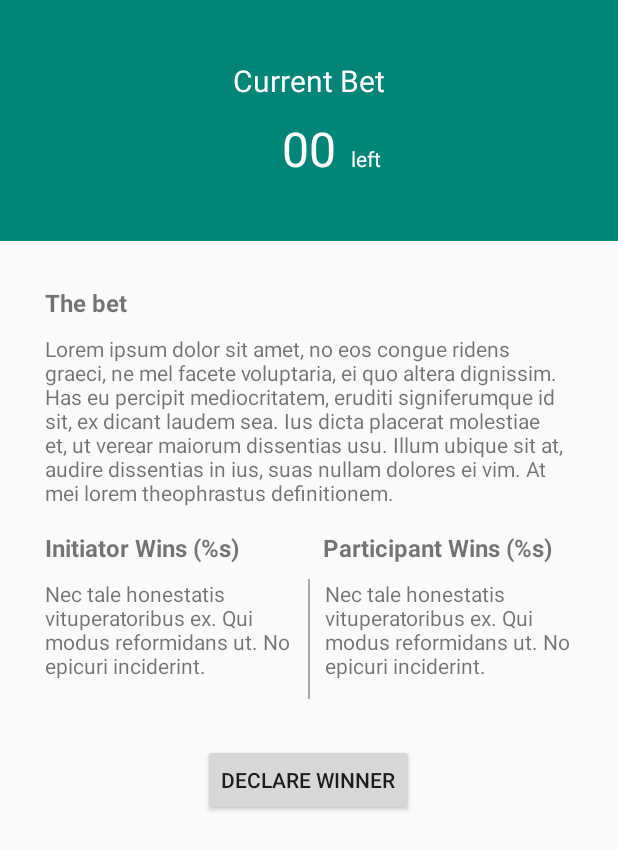
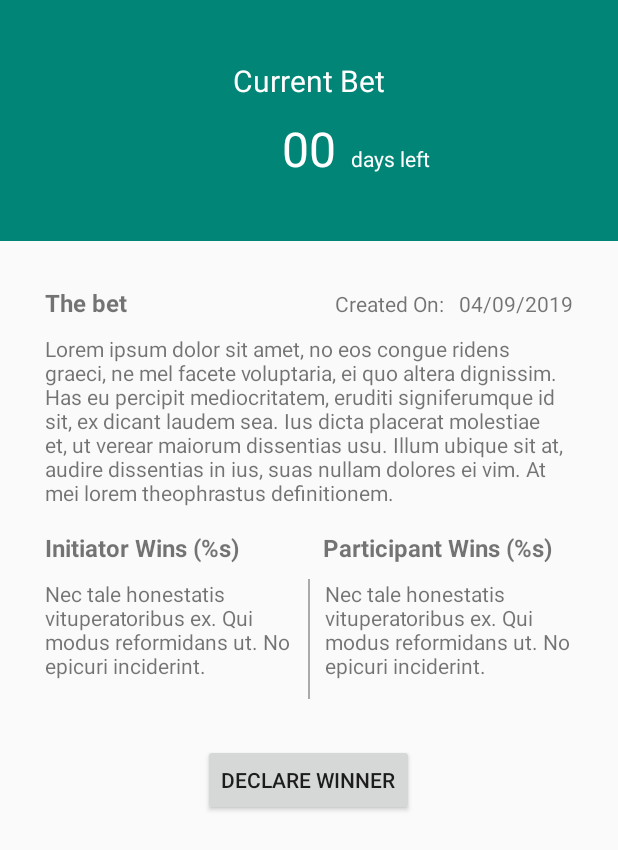
Before and after one commit to Jackwitwicky/couplebet, an Android app: the layout fragment_home.xml on its own in the app's theme, with its tools: preview values and no code run, on a phone screen of 412 x 824 dp. Shown: the top 850 px of the screen. Run offline under Robolectric (Android 15) with nearby library versions, the phone set to English and light mode, and no system bars.

Commit message:
configured the home screen to display the current bet details

```diff
--- a/app/src/main/java/com/jacknkiarie/couplebet/database/BetRepository.java
+++ b/app/src/main/java/com/jacknkiarie/couplebet/database/BetRepository.java
@@ -14,6 +14,7 @@ public class BetRepository {
     private OldBetDao oldBetDao;
     private LiveData<List<Bet>> allBets;
     private LiveData<List<Bet>> completeBets;
+    private LiveData<List<Bet>> ongoingBets;
     private LiveData<Bet> currentBet;
 
     public BetRepository(Application application) {
@@ -23,6 +24,7 @@ public class BetRepository {
         oldBetDao = db.betDao();
         allBets = oldBetDao.getAllBets();
         completeBets = oldBetDao.getCompleteBets();
+        ongoingBets = oldBetDao.getOngoingBets();
     }
 
     public LiveData<List<Bet>> getAllBets() {
@@ -31,6 +33,10 @@ public class BetRepository {
 
     public LiveData<List<Bet>> getCompleteBets() {
         return completeBets;
+    }
+
+    public LiveData<List<Bet>> getOngoingBets() {
+        return ongoingBets;
     }
 
     public void insert (Bet bet) {
--- a/app/src/main/java/com/jacknkiarie/couplebet/database/OldBetDao.java
+++ b/app/src/main/java/com/jacknkiarie/couplebet/database/OldBetDao.java
@@ -28,13 +28,17 @@ public interface OldBetDao {
     void deleteAll();
 
     // get list of bets
-    @Query("SELECT * FROM bet_table")
+    @Query("SELECT * FROM bet_table ORDER BY uid DESC")
     LiveData<List<Bet>> getAllBets();
 
     // get list of complete bets
     @Query("SELECT * FROM bet_table WHERE status='completed'")
     LiveData<List<Bet>> getCompleteBets();
 
+    // get list of ongoing bets
+    @Query("SELECT * FROM bet_table WHERE status='ongoing'")
+    LiveData<List<Bet>> getOngoingBets();
+
     // get a particular bet
     @Query("SELECT * FROM bet_table WHERE uid LIKE :uid")
     public LiveData<Bet> findBet(int uid);
--- a/app/src/main/java/com/jacknkiarie/couplebet/ui/betdetails/BetDetailsActivity.kt
+++ b/app/src/main/java/com/jacknkiarie/couplebet/ui/betdetails/BetDetailsActivity.kt
@@ -51,9 +51,12 @@ class BetDetailsActivity : AppCompatActivity() {
                     .setMessage(R.string.dialog_bet_details_cancel_bet_content)
                     .setPositiveButton(android.R.string.yes) { _, _ ->
                         bet.status = Bet.STATUS_CANCELLED
+                        bet_details_button_layout.visibility = View.INVISIBLE
                         viewModel!!.insert(bet)
                         Toast.makeText(this,
                                 R.string.dialog_bet_details_cancel_bet_confirmed, Toast.LENGTH_SHORT).show()
+                        bet_details_status.text = Bet.STATUS_CANCELLED
+
 
                     }.setNegativeButton(android.R.string.no) { _, _ ->
                         // dismiss the dialog
@@ -88,7 +91,7 @@ class BetDetailsActivity : AppCompatActivity() {
     }
 
     private fun setupUI() {
-        details_bet.text = bet.title
+        details_bet.text = bet.proposition
         bet_details_initiator_winnings.text = bet.initiatorReward
         participant_winnings.text = bet.participantReward
         the_bet_details_creation_date.text = bet.creationDate
--- a/app/src/main/res/layout/activity_bet_details.xml
+++ b/app/src/main/res/layout/activity_bet_details.xml
@@ -191,6 +191,7 @@
         android:layout_marginTop="10dp"/>
 
     <LinearLayout
+        android:id="@+id/bet_details_button_layout"
         android:layout_width="match_parent"
         android:layout_height="wrap_content"
         android:orientation="horizontal"
--- a/app/src/main/res/layout/fragment_home.xml
+++ b/app/src/main/res/layout/fragment_home.xml
@@ -38,7 +38,7 @@
         <TextView
             android:layout_width="wrap_content"
             android:layout_height="wrap_content"
-            android:text="left"
+            android:text="days left"
             android:textColor="@android:color/white"
             android:layout_toRightOf="@id/current_bet_expiry_time"
             android:layout_alignBaseline="@id/current_bet_expiry_time"
@@ -71,6 +71,25 @@
             android:layout_alignLeft="@id/the_bet_title"
             android:layout_marginRight="30dp"
             android:layout_marginTop="10dp"/>
+
+        <TextView
+            android:id="@+id/current_bet_details_creation_date"
+            android:layout_width="wrap_content"
+            android:layout_height="wrap_content"
+            android:text="@string/bet_history_bet_time"
+            android:layout_alignBaseline="@id/the_bet_title"
+            android:layout_marginTop="30dp"
+            android:layout_marginLeft="10dp"
+            android:layout_alignParentRight="true"
+            android:layout_marginRight="30dp"/>
+
+        <TextView
+            android:layout_width="wrap_content"
+            android:layout_height="wrap_content"
+            android:text="@string/bet_details_creation_date_title"
+            android:layout_alignBaseline="@id/current_bet_details_creation_date"
+            android:layout_toLeftOf="@id/current_bet_details_creation_date"
+            />
 
         <TextView
             android:id="@+id/initiator_winnings_title"
@@ -139,6 +158,7 @@
 
 
         <Button
+            android:id="@+id/current_bet_declare_winner"
             android:layout_width="wrap_content"
             android:layout_height="wrap_content"
             android:layout_below="@id/bet_winnings_divider"
```
Also changed, not shown: app/src/main/java/com/jacknkiarie/couplebet/ui/home/HomeFragment.java (+100 -17 lines), app/src/main/java/com/jacknkiarie/couplebet/ui/home/HomeViewModel.java (+17 -1 lines), app/src/main/java/com/jacknkiarie/couplebet/ui/home/HomeViewModelProviderFactory.java (added, +24 -0 lines).
